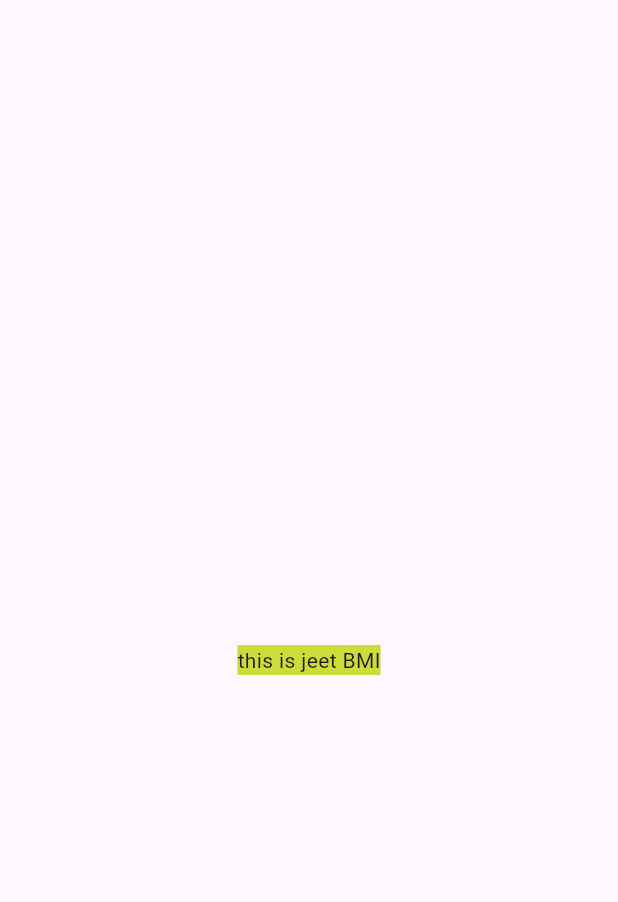
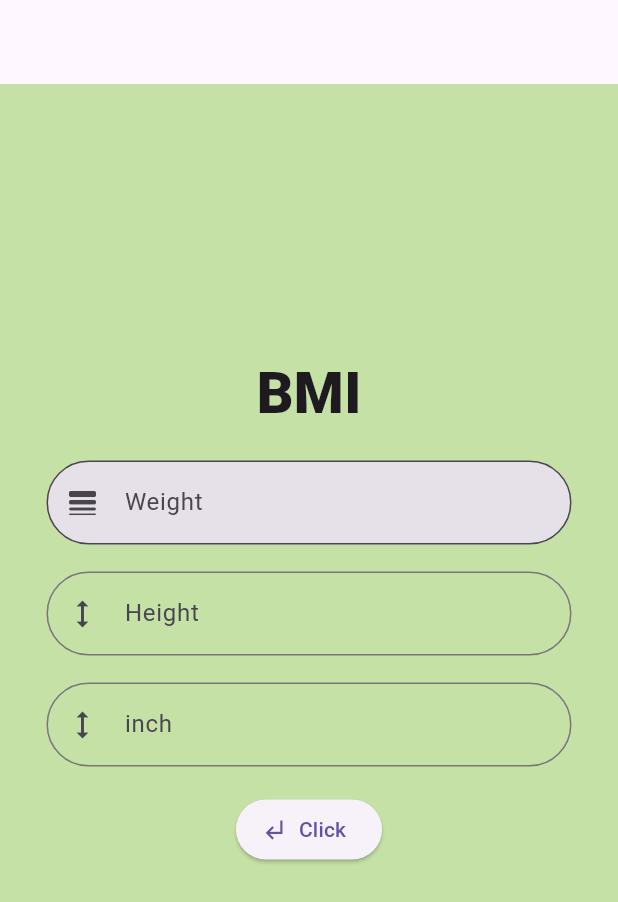
Before and after one commit to JeetDodiy/flutter-learning, a Flutter app: the screen it shows after launch, on a phone screen of 412 x 824 dp. Shown: the top 902 px of the screen. Run offline on Flutter 3.47's test engine with Material 3 defaults, Android fonts, the phone set to English and light mode, and no system bars; our stand-ins replace font_awesome_flutter; project files that could hold a hidden picture were left out.

Commit message:
create BMI app mitar

```diff
--- a/lib/home/bmi_projekt/first_page.dart
+++ b/lib/home/bmi_projekt/first_page.dart
@@ -1,4 +1,5 @@
 import 'package:flutter/material.dart';
+import 'package:intl/intl.dart';
 
 class FirstPage extends StatefulWidget {
   const FirstPage({super.key});
@@ -8,11 +9,104 @@ class FirstPage extends StatefulWidget {
 }
 
 class _FirstPageState extends State<FirstPage> {
+  var wtController = TextEditingController();
+  var ftController = TextEditingController();
+  var itController = TextEditingController();
+  var result = "";
+  var bgColors = Colors.lightGreen.shade200;
+
   @override
   Widget build(BuildContext context) {
     return Scaffold(
-      body: Center(
-        child: Column(mainAxisAlignment: MainAxisAlignment.center,children: [Container(color: Colors.lime,child: Text("this is jeet BMI"),)]),
+      body: Container(
+        color: bgColors,
+        child: Center(
+          child: Container(
+            width: 350,
+            child: Column(
+              mainAxisAlignment: MainAxisAlignment.center,
+              spacing: 18,
+              children: [
+                Text(
+                  "BMI",
+                  style: TextStyle(fontSize: 38, fontWeight: FontWeight.w800),
+                ),
+                TextField(
+                  controller: wtController,
+                  decoration: InputDecoration(
+                    label: Text("Weight"),
+                    hintText: "Enter Your Weight (in kgs)",
+                    prefixIcon: Icon(Icons.line_weight_rounded),
+                    filled: true,
+                    border: OutlineInputBorder(
+                      borderRadius: BorderRadius.circular(30),
+                    ),
+                  ),
+                  keyboardType: TextInputType.numberWithOptions(),
+                ),
+                TextField(
+                  controller: ftController,
+                  decoration: InputDecoration(
+                    label: Text("Height"),
+                    hintText: "Enter your height (in feet)",
+                    prefixIcon: Icon(Icons.height),
+                    border: OutlineInputBorder(
+                      borderRadius: BorderRadius.circular(50),
+                    ),
+                  ),
+                ),
+                TextField(
+                  controller: itController,
+                  decoration: InputDecoration(
+                    label: Text("inch"),
+                    hintText: "Enter Your Height (In inch)",
+                    prefixIcon: Icon(Icons.height_sharp),
+                    border: OutlineInputBorder(
+                      borderRadius: BorderRadius.circular(30),
+                    ),
+                  ),
+                ),
+                ElevatedButton.icon(
+                  onPressed: () {
+                    var wei = wtController.text.toString();
+                    var feet = ftController.text.toString();
+                    var inch = itController.text.toString();
+                    if (wei != "" && feet != "" && inch != "") {
+                      var iwt = int.parse(wei);
+                      var ift = int.parse(feet);
+                      var iInch = int.parse(inch);
+                      var tInch = (ift * 12) + iInch;
+                      var tCm = tInch * 2.54;
+                      var tm = tCm / 100;
+                      var bmi = iwt / (tm * tm);
+                      var massg = "";
+                      if (bmi < 25){
+                        print("bov vadhi gyu lage chhe");
+                      }
+                      else if (18 < bmi){
+
+                      }
+                      else{
+
+                      }
+
+                      setState(() {
+                        result = "your BMI IS :${bmi.toStringAsFixed(2)}";
+                      });
+                    } else {
+                      setState(() {
+                        result = "Jobaka badhi vstu bhar Pela";
+                      });
+                    }
+                  },
+                  label: Text("Click"),
+                  icon: Icon(Icons.subdirectory_arrow_left),
+                ),
+                Text(result, style: TextStyle(fontSize: 35)),
+              ],
+            ),
+          ),
+        ),
       ),
     );
   }
--- a/lib/home/rangSlider.dart
+++ b/lib/home/rangSlider.dart
@@ -23,7 +23,7 @@ class _RangMapanState extends State<RangMapan> {
               activeColor: Colors.lime,
               inactiveColor: Colors.lime.shade200,
               divisions: 20,
-              labels: RangeLabels(value.start.toString(), value.end.toString()),
+              labels: RangeLabels(value.start.toStringAsFixed(0), value.end.toStringAsFixed(0)),
               onChanged: (newValue) {
                 value = newValue;
                 setState(() {});
--- a/lib/main.dart
+++ b/lib/main.dart
@@ -15,7 +15,7 @@ class MyApp extends StatelessWidget {
       debugShowCheckedModeBanner: false,
       title: "this",
       theme: ThemeData(primarySwatch: Colors.green),
-      home: Scaffold(
+      home: Scaffold(backgroundColor: Colors.lightGreen,
         appBar: AppBar(),
         body: Center(child:FirstPage()),
       ),
```
